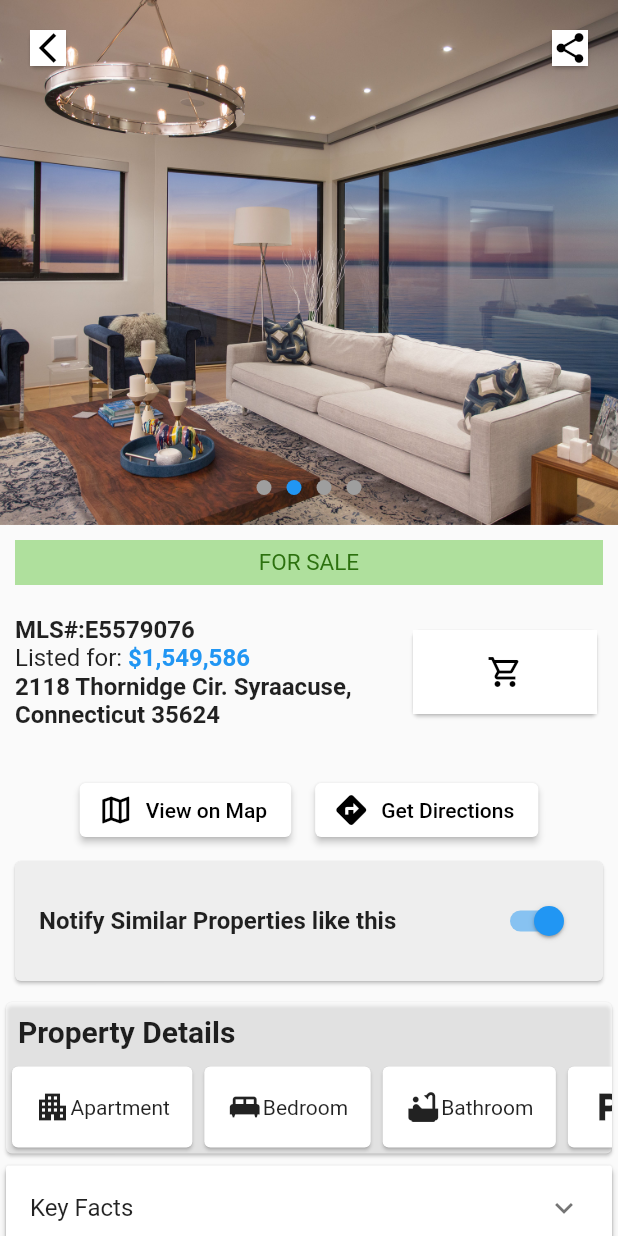
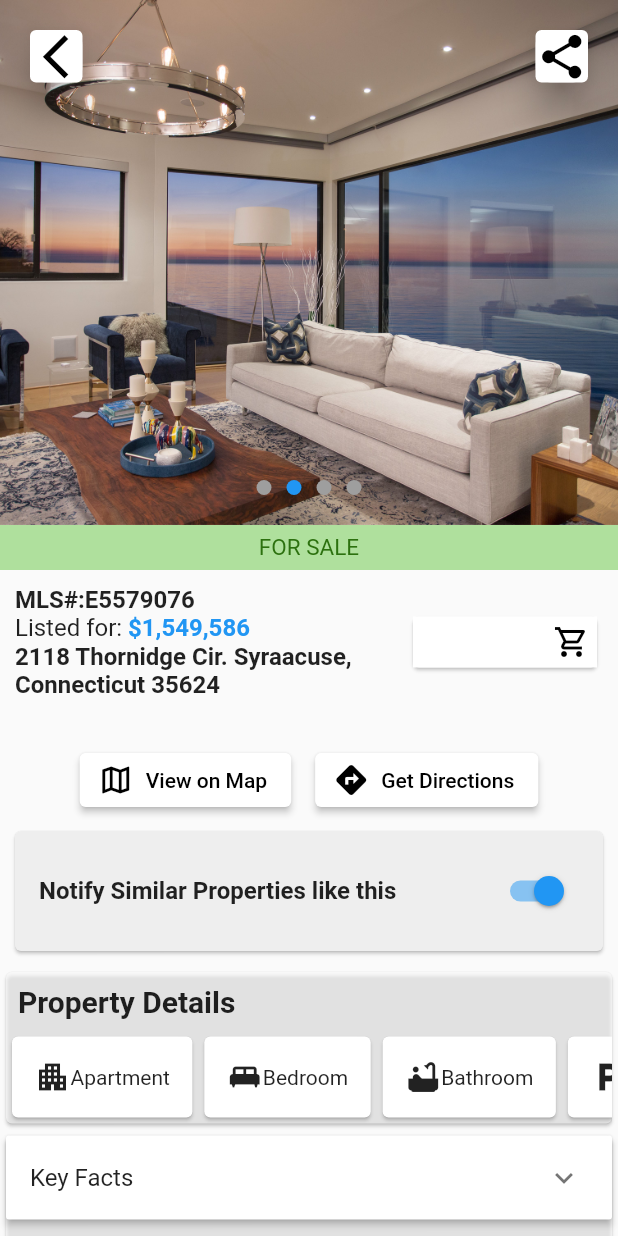
Before and after one commit to SlaydeSequeira/FlutterInternship, a Flutter app: the screen it shows after launch, swiped to page 2, on a phone screen of 412 x 824 dp. Run offline on Flutter 3.47's test engine with Material 2 defaults, Android fonts, the light colour scheme and no system bars.

Commit message:
version 9

```diff
--- a/lib/example_function.dart
+++ b/lib/example_function.dart
@@ -46,32 +46,38 @@ class _ExampleFunctionState extends State<ExampleFunction> {
           top: 16,
           left: 16,
           child:Card(
+            elevation: 10,
           child: Container(
             decoration: BoxDecoration(
               shape: BoxShape.rectangle,
-              color: Colors.white,
+              color: Colors.white60,
+              borderRadius: BorderRadius.circular(10.0), // set the border radius to 10
             ),
             child: Icon(
               Icons.arrow_back_ios_sharp,
               color: Colors.black,
-              size: 24,
+              size: 35,
             ),
-            ),
+          ),
+
           ),
         ),
         Positioned(
           top: 16,
           right: 16,
           child: Card(
+            elevation: 10,
           child: Container(
             decoration: BoxDecoration(
               shape: BoxShape.rectangle,
-              color: Colors.white,
+              color: Colors.white60,
+              borderRadius: BorderRadius.circular(10.0), // set the border radius to 10
+
             ),
             child: Icon(
               Icons.share,
               color: Colors.black,
-              size: 24,
+              size: 35,
             ),
           ),
           ),
--- a/lib/main.dart
+++ b/lib/main.dart
@@ -21,7 +21,6 @@ class MyApp extends StatelessWidget {
               ),
               SizedBox(height: 0), // Add blank space on top
               Container(
-                margin: EdgeInsets.fromLTRB(10, 10, 10,10),
                 height: 30,
                 color: L, // Green background
                 child: Center(
@@ -79,16 +78,14 @@ class MyApp extends StatelessWidget {
                     ),
                   ),
                   Expanded(
-                    flex: 1,
                     child: Card(
                       child:Container(
-                        padding: EdgeInsets.all(16.0),
+                        alignment: Alignment.centerRight,
+                        padding: EdgeInsets.all(5),
                       decoration: BoxDecoration(
-                        shape: BoxShape.rectangle,
                         color: Colors.white,
                       ),
                       child: Icon(
-
                         Icons.shopping_cart_outlined,
                         color: Colors.black,
                         size: 24,
@@ -280,9 +277,9 @@ class MyApp extends StatelessWidget {
                               textAlign: TextAlign.center,
                             ),
                           ),
-                          SizedBox(height: 10), // add some space between the title and the cards
+                          SizedBox(height: 2), // add some space between the title and the cards
                       Card(
-                        margin: EdgeInsets.all(10.0),
+                        margin: EdgeInsets.all(5.0),
                         child: Column(
                           children: [
                             ListTile(
@@ -330,9 +327,9 @@ class MyApp extends StatelessWidget {
                           ],
                         ),
                       ),
-                      SizedBox(height: 10), // add some space between the cards
+                      SizedBox(height: 2), // add some space between the cards
                           Card(
-                            margin: EdgeInsets.all(10.0),
+                            margin: EdgeInsets.all(5.0),
                             child: Column(
                               children: [
                                 ListTile(
@@ -376,13 +373,13 @@ class MyApp extends StatelessWidget {
                                     ],
                                   ),
                                 ),
-                                SizedBox(height: 8),
+                                SizedBox(height: 2),
                               ],
                             ),
                           ),
                           SizedBox(height: 10), // add some space between the cards
                           Card(
-                            margin: EdgeInsets.all(10.0),
+                            margin: EdgeInsets.all(5.0),
                             child: Column(
                               children: [
                                 ListTile(
@@ -512,6 +509,9 @@ class MyApp extends StatelessWidget {
             children: [
               Container(
                 padding: EdgeInsets.symmetric(horizontal: 10.0),
+                decoration: BoxDecoration(
+                  borderRadius: BorderRadius.circular(25.0), // make the edges more circular
+                ),
                 child: Row(
                   children: [
                     Expanded(
@@ -536,6 +536,7 @@ class MyApp extends StatelessWidget {
                   ],
                 ),
               ),
+
               SizedBox(height: 10.0),
             ],
           ),
```
